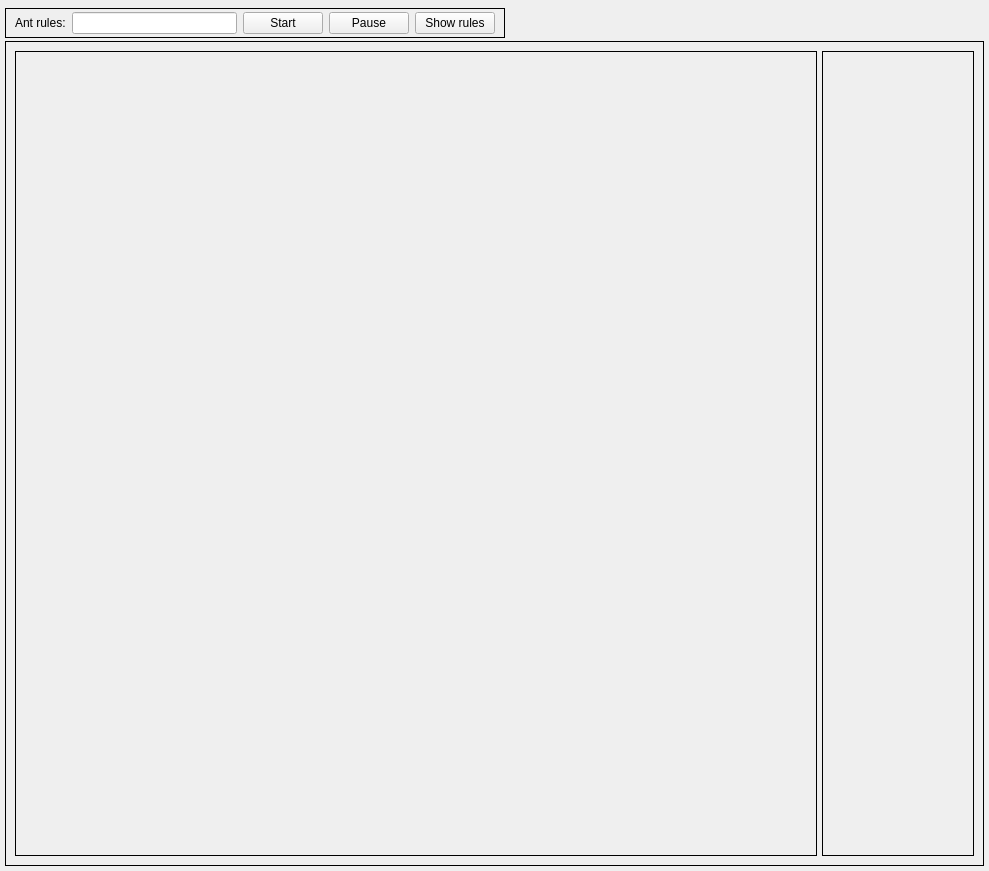
Above: ui/LangtonsAnt.ui from Tomhauscz/Langtons_ant before the change. Below: the same form after it.
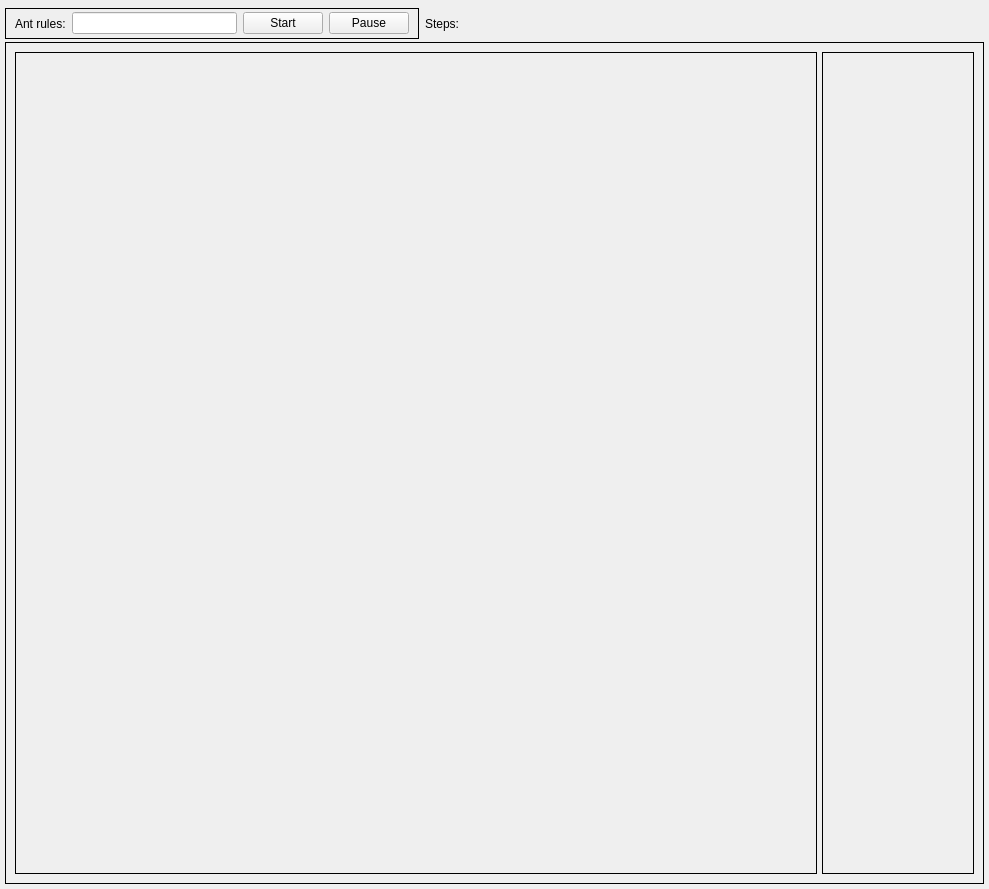
That is the form after the change.

Commit message: Added Ant steps counter, Button Show Rules removed

```diff
--- a/ui/LangtonsAnt.ui
+++ b/ui/LangtonsAnt.ui
@@ -7,7 +7,7 @@
     <x>0</x>
     <y>0</y>
     <width>989</width>
-    <height>871</height>
+    <height>889</height>
    </rect>
   </property>
   <property name="sizePolicy">
@@ -148,10 +148,65 @@
             </property>
            </widget>
           </item>
+         </layout>
+        </widget>
+       </item>
+       <item>
+        <widget class="QFrame" name="frame_6">
+         <property name="sizePolicy">
+          <sizepolicy hsizetype="Minimum" vsizetype="Minimum">
+           <horstretch>0</horstretch>
+           <verstretch>0</verstretch>
+          </sizepolicy>
+         </property>
+         <property name="frameShape">
+          <enum>QFrame::NoFrame</enum>
+         </property>
+         <property name="frameShadow">
+          <enum>QFrame::Raised</enum>
+         </property>
+         <property name="lineWidth">
+          <number>0</number>
+         </property>
+         <layout class="QHBoxLayout" name="horizontalLayout_6">
+          <property name="spacing">
+           <number>5</number>
+          </property>
+          <property name="leftMargin">
+           <number>0</number>
+          </property>
+          <property name="topMargin">
+           <number>0</number>
+          </property>
+          <property name="rightMargin">
+           <number>0</number>
+          </property>
+          <property name="bottomMargin">
+           <number>0</number>
+          </property>
           <item>
-           <widget class="QPushButton" name="btn_show_rules">
+           <widget class="QLabel" name="label_ant_steps">
             <property name="text">
-             <string>Show rules</string>
+             <string>Steps:</string>
+            </property>
+           </widget>
+          </item>
+          <item>
+           <widget class="QLabel" name="label_ant_steps_count">
+            <property name="sizePolicy">
+             <sizepolicy hsizetype="Fixed" vsizetype="Fixed">
+              <horstretch>0</horstretch>
+              <verstretch>0</verstretch>
+             </sizepolicy>
+            </property>
+            <property name="minimumSize">
+             <size>
+              <width>80</width>
+              <height>31</height>
+             </size>
+            </property>
+            <property name="text">
+             <string/>
             </property>
            </widget>
           </item>
```
Left out of the diff: 9 changed lines with no effect on the pictures. The commit also changes 1 other file.
